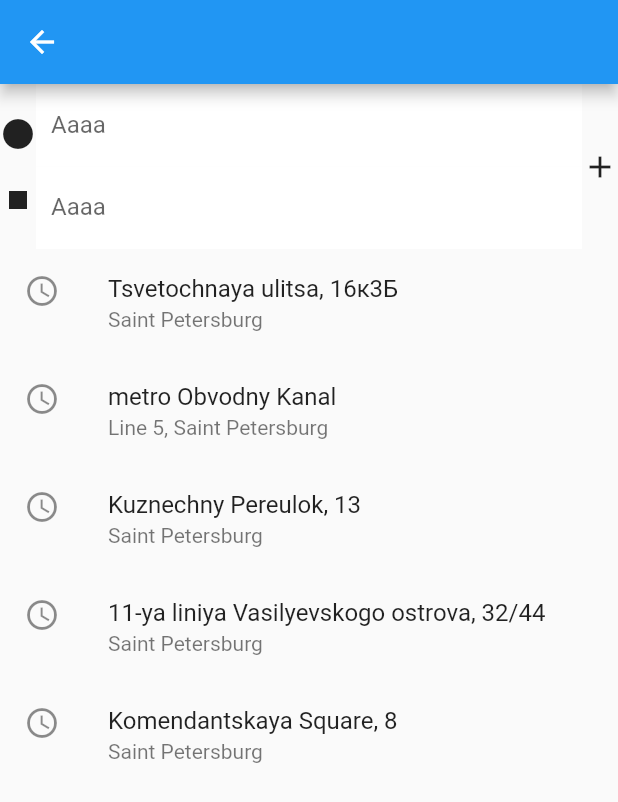
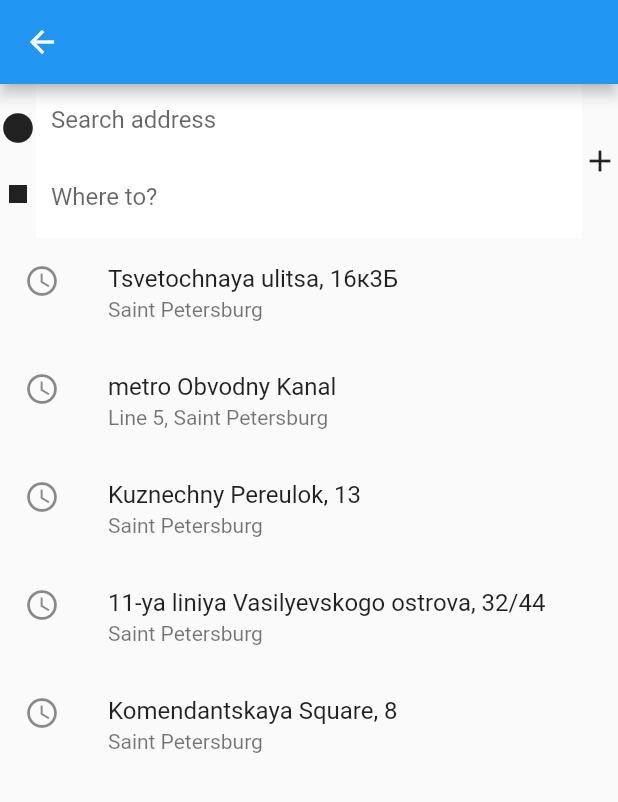
Before and after one commit to mitrakov/uber, a Flutter app: the screen it shows after launch, after a tap on "Where to?", on a phone screen of 412 x 824 dp. Shown: the top 802 px of the screen. Run offline on Flutter 3.47's test engine with Material 2 defaults, Android fonts, the phone set to English and light mode, and no system bars; our stand-ins replace easy_debounce, geolocator, google_maps_flutter; missing offline and left inert: flutter_polyline_points.

Commit message:
Add basic address search functionality

```diff
--- a/lib/address.dart
+++ b/lib/address.dart
@@ -4,6 +4,7 @@ class Address {
   final String country;
 
   Address(this.addr, this.city, this.country);
+  Address.predict(this.addr) : this.city = "", this.country = "";
 
   String toShortString() => '$addr';
 
--- a/lib/coordinates.dart
+++ b/lib/coordinates.dart
@@ -8,6 +8,7 @@ class Coordinates {
 
   Coordinates(this.latitude, this.longitude);
 
+  factory Coordinates.fallback() => Coordinates(59.9311, 30.3609);
   factory Coordinates.fromLatLng(LatLng coords) => Coordinates(coords.latitude, coords.longitude);
   factory Coordinates.fromPoint(PointLatLng coords) => Coordinates(coords.latitude, coords.longitude);
   factory Coordinates.fromPosition(Position coords) => Coordinates(coords.latitude, coords.longitude);
--- a/lib/locator.dart
+++ b/lib/locator.dart
@@ -18,6 +18,18 @@ class Locator {
     }
   }
 
+  static Future<Coordinates> fromAddress(String address) async {
+    try {
+      final List<Placemark> list = await locator.placemarkFromAddress(address, localeIdentifier: "ru_RU");
+      if (list.isNotEmpty) {
+        return Coordinates.fromPosition(list.first.position);
+      }
+      return Coordinates.fallback();
+    } catch (e) {
+      return Coordinates.fallback();
+    }
+  }
+
   static Future<double> distanceBetween(Coordinates c1, Coordinates c2) {
     return locator.distanceBetween(c1.latitude, c1.longitude, c2.latitude, c2.longitude);
   }
--- a/lib/mapmodel.dart
+++ b/lib/mapmodel.dart
@@ -28,6 +28,12 @@ class MapModel extends Model {
     _destination = value;
     _updateModel(_start, _destination).whenComplete(() => notifyListeners());
   }
+  set startAddress(Address value) {
+    Locator.fromAddress(value.addr).then((coords) => start = coords);
+  }
+  set destinationAddress(Address value) {
+    Locator.fromAddress(value.addr).then((coords) => destination = coords);
+  }
 
   // public getters
   Address get startAddress => _startAddress;
@@ -42,21 +48,22 @@ class MapModel extends Model {
     return result;
   }
 
+
   @override
   String toString() {
-    return 'MapModel{_start: $_start, _destination: $_destination, _startMarker: $_startMarker, _destinationMarker: $_destinationMarker, _polyline: $_polyline, _distance: $_distance}';
+    return 'MapModel{_startAddress: $_startAddress, _destinationAddress: $_destinationAddress, _start: $_start, _destination: $_destination, _startMarker: $_startMarker, _destinationMarker: $_destinationMarker, _polyline: $_polyline, _distance: $_distance}';
   }
 
   Future<void> _updateModel(Coordinates c1, Coordinates c2) async {
     if (c1 != null) {
-      _startMarker = _createMarker(c1);
       _startAddress = await Locator.toAddress(c1);
     }
     if (c2 != null) {
-      _destinationMarker = _createMarker(c2);
       _destinationAddress = await Locator.toAddress(c2);
     }
     if (c1 != null && c2 != null) {
+      _startMarker = _createMarker(c1);
+      _destinationMarker = _createMarker(c2);
       _polyline = await _buildPolyline(c1, c2);
       _distance = await _calcDistance(_polyline.points);
     }
--- a/lib/screens/main/widgets/mapwidget.dart
+++ b/lib/screens/main/widgets/mapwidget.dart
@@ -15,7 +15,7 @@ class MapWidget extends StatefulWidget {
 
 class MapWidgetState extends State<MapWidget> {
   final ValueChanged<Coordinates> onNewPosition;
-  final _initPos = CameraPosition(target: LatLng(59.9311, 30.3609), zoom: 15.4746);
+  final _initPos = CameraPosition(target: Coordinates.fallback().toLatLng(), zoom: 15.4746);
   GoogleMapController _mapCtrl;
 
   MapWidgetState(this.onNewPosition);
--- a/lib/screens/route/widgets/addresseditor.dart
+++ b/lib/screens/route/widgets/addresseditor.dart
@@ -1,21 +1,26 @@
+import 'package:easy_debounce/easy_debounce.dart';
 import 'package:flutter/material.dart';
 
 class AddressEditor extends StatelessWidget {
-  final String hint;
+  final String label;
+  final ValueChanged<String> onChanged;
 
-  const AddressEditor(this.hint, {Key key}) : super(key: key);
+  AddressEditor(this.label, this.onChanged, {Key key}) : super(key: key);
 
   @override
   Widget build(BuildContext context) {
     return TextField(
+      onChanged: (text) {
+        EasyDebounce.debounce("addr-editor", Duration(milliseconds: 1000), () => onChanged(text));
+      },
       decoration: InputDecoration(
-        labelText: "Aaaa",
+        labelText: label,
         filled: true,
         fillColor: Colors.white,
         border: InputBorder.none,
         contentPadding: EdgeInsets.all(10),
-        hintText: hint,
+        hintText: "Search address",
       ),
-    );
+    );;
   }
 }
--- a/lib/screens/route/widgets/routewidget.dart
+++ b/lib/screens/route/widgets/routewidget.dart
@@ -1,18 +1,23 @@
 import 'package:flutter/material.dart';
+import 'package:scoped_model/scoped_model.dart';
+import 'package:uber/address.dart';
+import 'package:uber/mapmodel.dart';
 import 'package:uber/screens/route/widgets/addresseditor.dart';
 import 'package:uber/screens/route/widgets/linepoints.dart';
 
 class RouteWidget extends StatelessWidget {
   @override
   Widget build(BuildContext context) {
+    return ScopedModelDescendant<MapModel>(
+      builder: (context1, child, model) {
         return Row(
           children: <Widget>[
             LinePoints(),
             Expanded(
               child: Column(
                 children: <Widget>[
-              AddressEditor("From"),
-              AddressEditor("Where to?"),
+                  AddressEditor(model.startAddress?.toShortString(), (addr) {}),
+                  AddressEditor("Where to?", (addr) => model.destinationAddress = Address.predict(addr)),
                 ],
               )
             ),
@@ -23,4 +28,6 @@ class RouteWidget extends StatelessWidget {
           ],
         );
       }
+    );
   }
+}
```
Also changed, not shown: lib/screens/main/mainscreen.dart (+6 -3 lines). Lines whose indentation alone changed are shown as unchanged.
